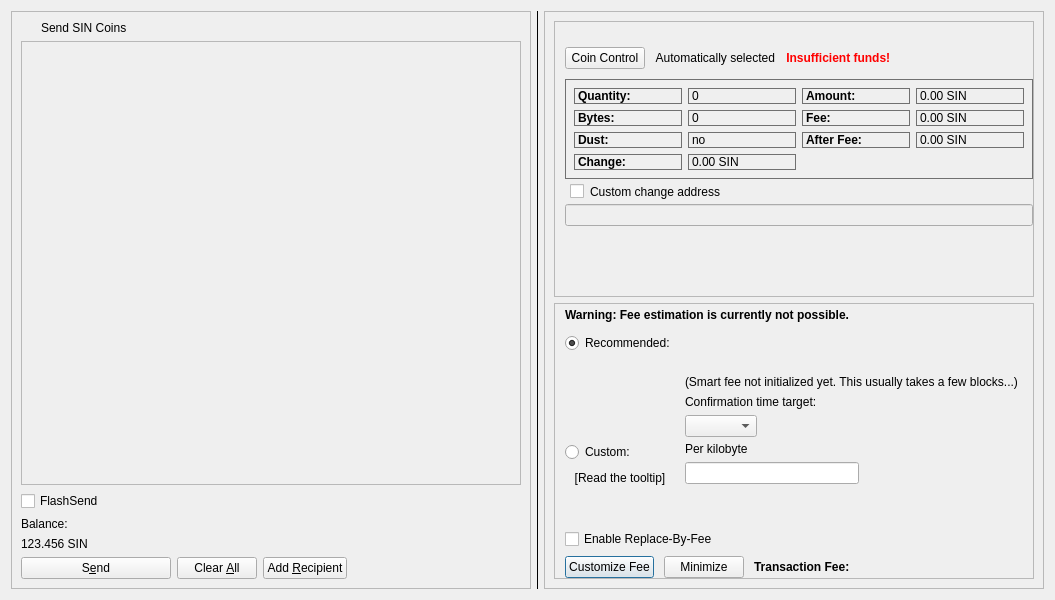
This is src/qt/forms/sendcoinsdialog.ui in hardwarewise/SIN-core as Qt 5 draws it before an edit. The edited form follows.
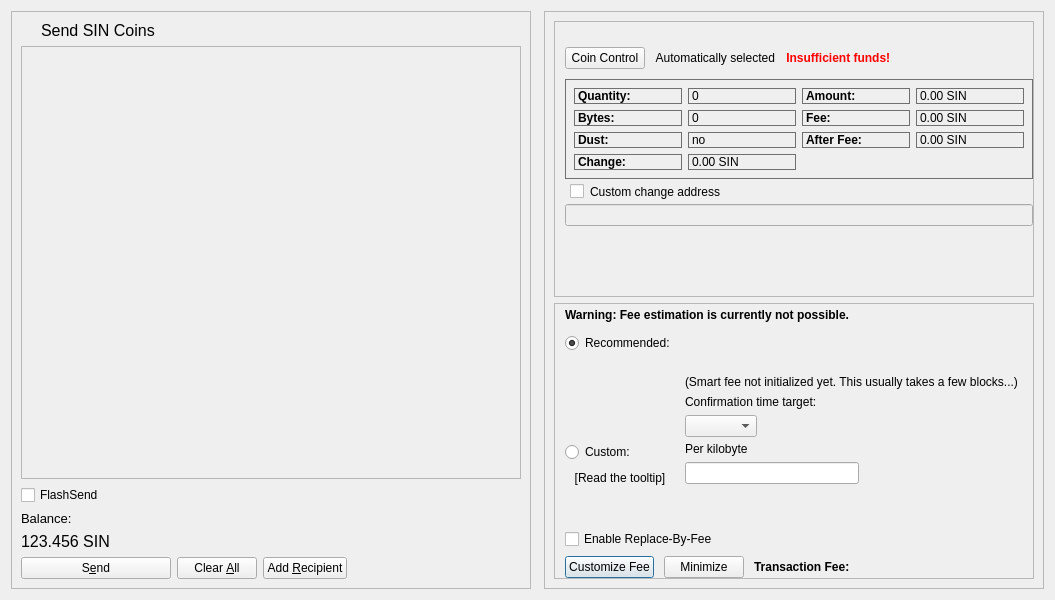
This is the edited form. Icons and pictures are not drawn. Custom widgets are drawn as their Qt base class.

The edit to the form file:
```diff
--- a/src/qt/forms/sendcoinsdialog.ui
+++ b/src/qt/forms/sendcoinsdialog.ui
@@ -27,6 +27,11 @@
        <layout class="QVBoxLayout" name="verticalLayout">
         <item>
          <widget class="QLabel" name="label_3">
+          <property name="font">
+           <font>
+            <pointsize>12</pointsize>
+           </font>
+          </property>
           <property name="text">
            <string>Send SIN Coins</string>
           </property>
@@ -58,7 +63,7 @@
              <x>0</x>
              <y>0</y>
              <width>498</width>
-             <height>440</height>
+             <height>426</height>
             </rect>
            </property>
            <layout class="QVBoxLayout" name="verticalLayout_2" stretch="0">
@@ -112,6 +117,11 @@
             <verstretch>0</verstretch>
            </sizepolicy>
           </property>
+          <property name="font">
+           <font>
+            <pointsize>10</pointsize>
+           </font>
+          </property>
           <property name="text">
            <string>Balance:</string>
           </property>
@@ -125,6 +135,11 @@
             <verstretch>0</verstretch>
            </sizepolicy>
           </property>
+          <property name="font">
+           <font>
+            <pointsize>12</pointsize>
+           </font>
+          </property>
           <property name="cursor">
            <cursorShape>IBeamCursor</cursorShape>
           </property>
@@ -250,7 +265,7 @@
         </size>
        </property>
        <property name="styleSheet">
-        <string notr="true">background-color: #000000;</string>
+        <string notr="true"/>
        </property>
        <property name="text">
         <string/>
@@ -1231,6 +1246,11 @@
    <extends>QLineEdit</extends>
    <header>qt/qvalidatedlineedit.h</header>
   </customwidget>
+  <customwidget>
+   <class>SinPushButton</class>
+   <extends>QPushButton</extends>
+   <header location="global">qt/sinpushbutton.h</header>
+  </customwidget>
  </customwidgets>
  <resources>
   <include location="../sin.qrc"/>
```
Left out of the diff: 10 changed lines with no effect on the pictures.
